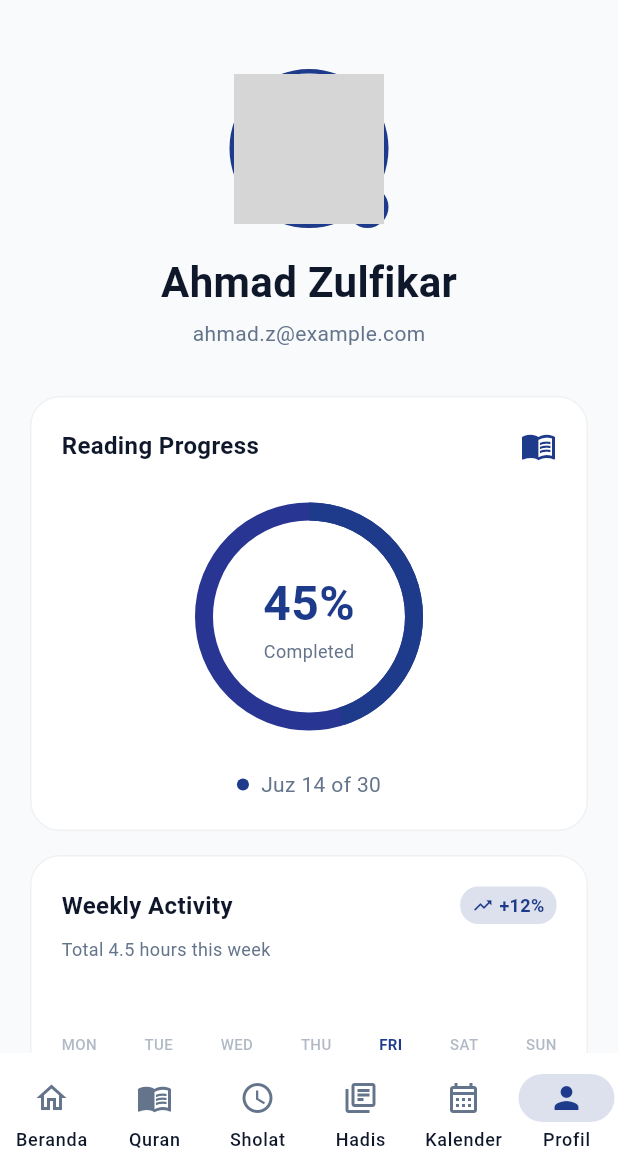
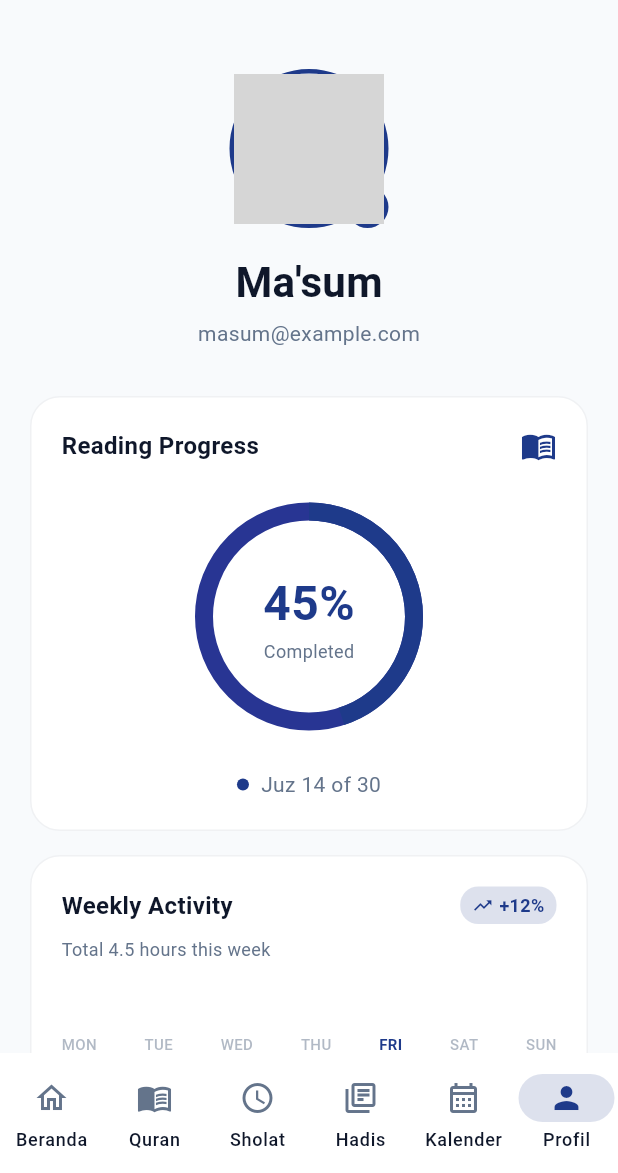
Before and after one commit to masumrpg/mls_flutter, a Flutter app: the screen it shows after launch, item 6 of the bottom bar chosen, on a phone screen of 412 x 824 dp, the part 63-1236 px from its top. Run offline on Flutter 3.47's test engine with Material 3 defaults, Android fonts, the phone set to English and light mode, and no system bars; our stand-ins replace audioplayers, dio, drift, drift_flutter, envied, equatable and 17 more; missing offline and left inert: gal, workmanager; accounts and stored records are empty; generated files the repository leaves out were written again; network calls fail; grey boxes are pictures that could not be loaded.

Commit message:
feat: Add notification testing UI and update default user profile data

```diff
--- a/lib/core/database/user_profile_table.dart
+++ b/lib/core/database/user_profile_table.dart
@@ -3,8 +3,9 @@ import 'package:drift/drift.dart';
 @DataClassName('UserProfile')
 class UserProfileTable extends Table {
   IntColumn get id => integer().autoIncrement()();
-  TextColumn get name => text().withDefault(const Constant('Ahmad Zulfikar'))();
-  TextColumn get email => text().withDefault(const Constant('ahmad.z@example.com'))();
+  TextColumn get name => text().withDefault(const Constant('Ma\'sum'))();
+  TextColumn get email =>
+      text().withDefault(const Constant('masum@example.com'))();
   TextColumn get avatarUrl => text().nullable()();
 
   // Reading Progress
--- a/lib/features/home/ui/pages/home_page.dart
+++ b/lib/features/home/ui/pages/home_page.dart
@@ -119,7 +119,7 @@ class _HomePageState extends State<HomePage> {
           ),
           const CircleAvatar(
              radius: 20,
-             backgroundImage: NetworkImage('https://i.pravatar.cc/150?u=ahmad'),
+            backgroundImage: NetworkImage('https://i.pravatar.cc/150?u=masum'),
           ),
         ],
       ),
@@ -128,10 +128,10 @@ class _HomePageState extends State<HomePage> {
 
   String _getGreeting() {
     final hour = _now.hour;
-    if (hour < 11) return 'Sabahul Khair, Ahmad';
-    if (hour < 15) return "Naharun Sa'id, Ahmad";
-    if (hour < 18) return "Masa'ul Khair, Ahmad";
-    return "Lailatun Sa'idah, Ahmad";
+    if (hour < 11) return 'Sabahul Khair, Ma\'sum';
+    if (hour < 15) return "Naharun Sa'id, Ma'sum";
+    if (hour < 18) return "Masa'ul Khair, Ma'sum";
+    return "Lailatun Sa'idah, Ma'sum";
   }
 
   Widget _buildStatusCard(SholatScheduleEntity schedule) {
--- a/lib/features/profil/ui/pages/profil_page.dart
+++ b/lib/features/profil/ui/pages/profil_page.dart
@@ -42,7 +42,7 @@ class _ProfilPageState extends State<ProfilPage> {
               child: const CircleAvatar(
                 radius: 50,
                 backgroundImage: NetworkImage(
-                  'https://i.pravatar.cc/150?img=11',
+                  'https://i.pravatar.cc/150?u=masum',
                 ),
                 backgroundColor: Colors.transparent,
               ),
@@ -59,7 +59,7 @@ class _ProfilPageState extends State<ProfilPage> {
         ),
         const SizedBox(height: 16),
         Text(
-          'Ahmad Zulfikar',
+          'Ma\'sum',
           style: AppTypography.textTheme.headlineMedium?.copyWith(
             color: _textColor,
             fontWeight: FontWeight.bold,
@@ -67,7 +67,7 @@ class _ProfilPageState extends State<ProfilPage> {
         ),
         const SizedBox(height: 4),
         Text(
-          'ahmad.z@example.com',
+          'masum@example.com',
           style: AppTypography.textTheme.bodyMedium?.copyWith(
             color: _subTextColor,
           ),
--- a/lib/features/quran/ui/pages/quran_page.dart
+++ b/lib/features/quran/ui/pages/quran_page.dart
@@ -140,7 +140,7 @@ class _QuranPageState extends State<QuranPage> {
           ),
           const SizedBox(height: 4),
           Text(
-            'Ahmad',
+            'Ma\'sum',
             style: AppTypography.textTheme.headlineMedium?.copyWith(
               color: textColor,
               fontWeight: FontWeight.bold,
--- a/lib/features/sholat/ui/pages/sholat_page.dart
+++ b/lib/features/sholat/ui/pages/sholat_page.dart
@@ -191,7 +191,7 @@ class _SholatPageState extends State<SholatPage> {
               const CircleAvatar(
                 radius: 20,
                 backgroundImage: NetworkImage(
-                  'https://i.pravatar.cc/150?u=ahmad',
+                  'https://i.pravatar.cc/150?u=masum',
                 ),
               ),
             ],
--- a/lib/shared/widgets/app_drawer.dart
+++ b/lib/shared/widgets/app_drawer.dart
@@ -188,7 +188,7 @@ class AppDrawer extends StatelessWidget {
                 decoration: BoxDecoration(
                   borderRadius: BorderRadius.circular(16),
                   image: const DecorationImage(
-                    image: NetworkImage('https://i.pravatar.cc/150?u=ahmad'),
+                    image: NetworkImage('https://i.pravatar.cc/150?u=masum'),
                     fit: BoxFit.cover,
                   ),
                 ),
@@ -214,7 +214,7 @@ class AppDrawer extends StatelessWidget {
               crossAxisAlignment: CrossAxisAlignment.start,
               children: [
                 Text(
-                  'Ahmad Zulfikar',
+                  'Ma\'sum',
                   style: TextStyle(
                     color: textColor,
                     fontSize: 18,
@@ -222,7 +222,7 @@ class AppDrawer extends StatelessWidget {
                   ),
                 ),
                 Text(
-                  'ahmad.zulfikar@email.com',
+                  'masum@email.com',
                   style: TextStyle(
                     color: subTextColor,
                     fontSize: 13,
```
Also changed, not shown: lib/core/database/app_database.g.dart.
